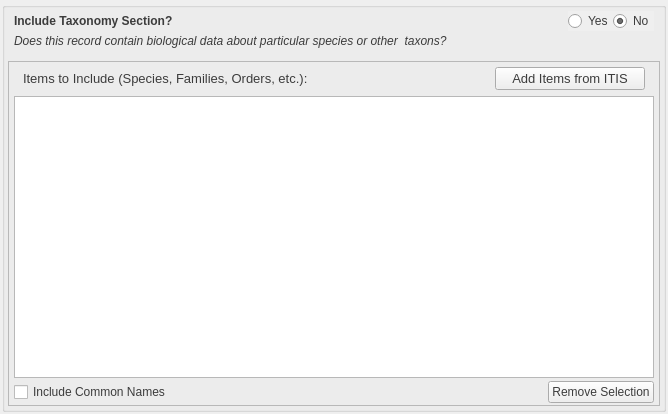
First picture: the form in pymdwizard/gui/ui_files/Taxonomy.ui, repository DOI-USGS/fort-pymdwizard, before the edit.
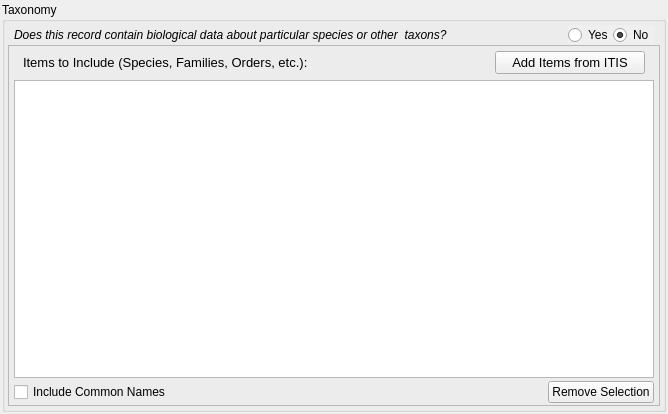
Second picture: the form after the edit.

```diff
--- a/pymdwizard/gui/ui_files/Taxonomy.ui
+++ b/pymdwizard/gui/ui_files/Taxonomy.ui
@@ -17,8 +17,7 @@
    <string>test docstring</string>
   </property>
   <property name="styleSheet">
-   <string notr="true">font: 9pt &quot;Arial&quot;;
-color: rgb(60, 60, 60);</string>
+   <string notr="true"/>
   </property>
   <layout class="QVBoxLayout" name="verticalLayout_2">
    <property name="spacing">
@@ -39,7 +38,7 @@
    <item>
     <widget class="QGroupBox" name="fgdc_taxonomy">
      <property name="title">
-      <string/>
+      <string>Taxonomy</string>
      </property>
      <layout class="QVBoxLayout" name="verticalLayout_3">
       <property name="leftMargin">
@@ -71,7 +70,7 @@
            <number>6</number>
           </property>
           <item>
-           <widget class="QLabel" name="label">
+           <widget class="QLabel" name="label_3">
             <property name="minimumSize">
              <size>
               <width>0</width>
@@ -79,10 +78,10 @@
              </size>
             </property>
             <property name="styleSheet">
-             <string notr="true">font: bold;</string>
+             <string notr="true">font: italic;</string>
             </property>
             <property name="text">
-             <string>Include Taxonomy Section?</string>
+             <string>Does this record contain biological data about particular species or other  taxons?</string>
             </property>
            </widget>
           </item>
@@ -132,35 +131,6 @@
           <property name="leftMargin">
            <number>6</number>
           </property>
-          <item>
-           <widget class="QLabel" name="label_3">
-            <property name="minimumSize">
-             <size>
-              <width>0</width>
-              <height>20</height>
-             </size>
-            </property>
-            <property name="styleSheet">
-             <string notr="true">font: italic;</string>
-            </property>
-            <property name="text">
-             <string>Does this record contain biological data about particular species or other  taxons?</string>
-            </property>
-           </widget>
-          </item>
-          <item>
-           <spacer name="horizontalSpacer_2">
-            <property name="orientation">
-             <enum>Qt::Horizontal</enum>
-            </property>
-            <property name="sizeHint" stdset="0">
-             <size>
-              <width>40</width>
-              <height>20</height>
-             </size>
-            </property>
-           </spacer>
-          </item>
          </layout>
         </item>
         <item>
@@ -173,22 +143,6 @@
           </property>
          </layout>
         </item>
-        <item>
-         <spacer name="verticalSpacer">
-          <property name="orientation">
-           <enum>Qt::Vertical</enum>
-          </property>
-          <property name="sizeType">
-           <enum>QSizePolicy::Fixed</enum>
-          </property>
-          <property name="sizeHint" stdset="0">
-           <size>
-            <width>20</width>
-            <height>10</height>
-           </size>
-          </property>
-         </spacer>
-        </item>
         <item>
          <widget class="QFrame" name="frame_included_species">
           <property name="frameShape">
@@ -230,7 +184,7 @@
                 <font>
                  <family>MS Shell Dlg 2</family>
                  <pointsize>10</pointsize>
-                 <weight>9</weight>
+                 <weight>50</weight>
                  <italic>false</italic>
                  <bold>false</bold>
                 </font>
@@ -271,7 +225,7 @@
                 <font>
                  <family>MS Shell Dlg 2</family>
                  <pointsize>10</pointsize>
-                 <weight>9</weight>
+                 <weight>50</weight>
                  <italic>false</italic>
                  <bold>false</bold>
                 </font>
```
Left out of the diff: 4 changed lines with no effect on the pictures.
